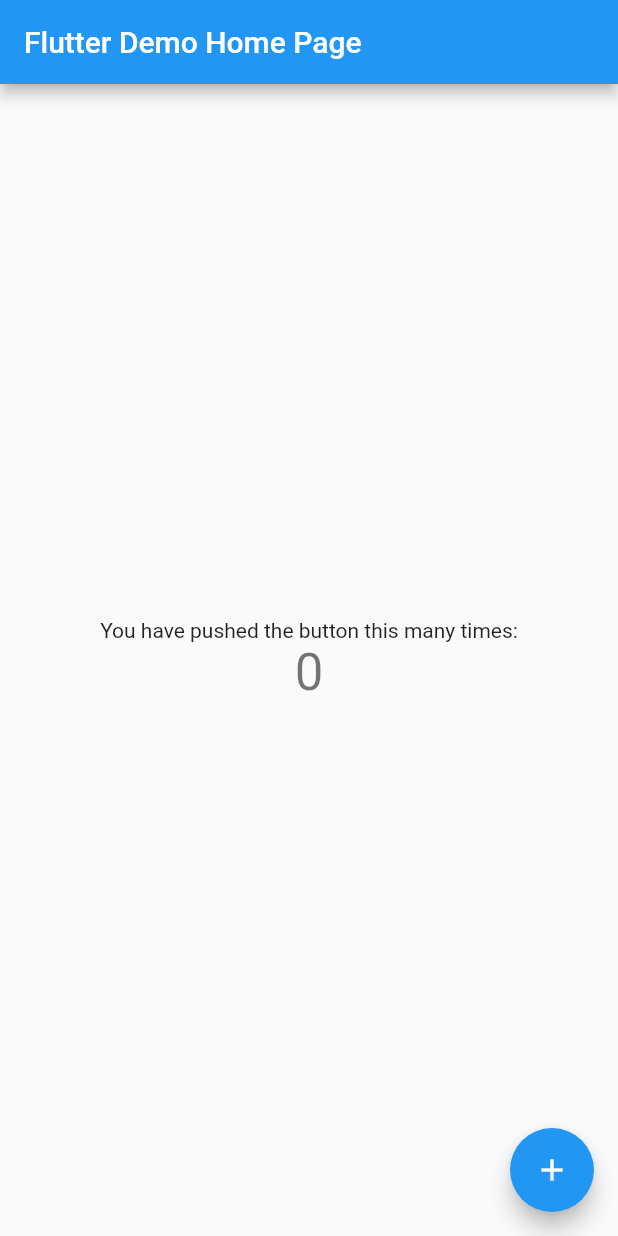
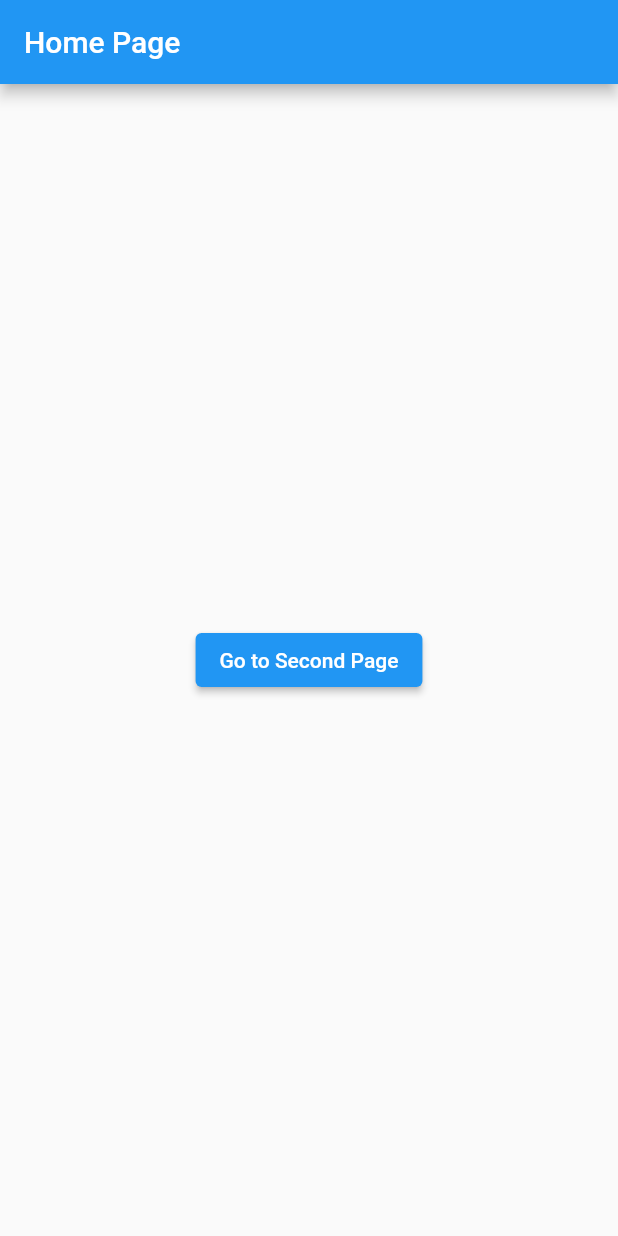
Before and after one commit to ToddHerron/pennies-from-heaven, a Flutter app: the screen it shows after launch, on a phone screen of 412 x 824 dp. Run offline on Flutter 3.47's test engine with Material 2 defaults, Android fonts, the phone set to English and light mode, and no system bars; our stand-ins replace firebase_core; accounts and stored records are empty.

Commit message:
Remove flutter install boilerplate | Add dummy routes

```diff
--- a/pennies_from_heaven/lib/main.dart
+++ b/pennies_from_heaven/lib/main.dart
@@ -1,4 +1,6 @@
 import 'package:flutter/material.dart';
+import 'screens/home_page.dart';
+import 'screens/second_page.dart';
 
 void main() {
   runApp(const MyApp());
@@ -10,106 +12,9 @@
   // This widget is the root of your application.
   @override
   Widget build(BuildContext context) {
-    return MaterialApp(
-      title: 'Flutter Demo',
-      theme: ThemeData(
-        // This is the theme of your application.
-        //
-        // Try running your application with "flutter run". You'll see the
-        // application has a blue toolbar. Then, without quitting the app, try
-        // changing the primarySwatch below to Colors.green and then invoke
-        // "hot reload" (press "r" in the console where you ran "flutter run",
-        // or simply save your changes to "hot reload" in a Flutter IDE).
-        // Notice that the counter didn't reset back to zero; the application
-        // is not restarted.
-        primarySwatch: Colors.blue,
-      ),
-      home: const MyHomePage(title: 'Flutter Demo Home Page'),
-    );
+    return MaterialApp(routes: {
+      '/': (context) => const HomePage(),
+      '/second': (context) => const SecondPage(),
+    });
   }
 }
-
-class MyHomePage extends StatefulWidget {
-  const MyHomePage({Key? key, required this.title}) : super(key: key);
-
-  // This widget is the home page of your application. It is stateful, meaning
-  // that it has a State object (defined below) that contains fields that affect
-  // how it looks.
-
-  // This class is the configuration for the state. It holds the values (in this
-  // case the title) provided by the parent (in this case the App widget) and
-  // used by the build method of the State. Fields in a Widget subclass are
-  // always marked "final".
-
-  final String title;
-
-  @override
-  State<MyHomePage> createState() => _MyHomePageState();
-}
-
-class _MyHomePageState extends State<MyHomePage> {
-  int _counter = 0;
-
-  void _incrementCounter() {
-    setState(() {
-      // This call to setState tells the Flutter framework that something has
-      // changed in this State, which causes it to rerun the build method below
-      // so that the display can reflect the updated values. If we changed
-      // _counter without calling setState(), then the build method would not be
-      // called again, and so nothing would appear to happen.
-      _counter++;
-    });
-  }
-
-  @override
-  Widget build(BuildContext context) {
-    // This method is rerun every time setState is called, for instance as done
-    // by the _incrementCounter method above.
-    //
-    // The Flutter framework has been optimized to make rerunning build methods
-    // fast, so that you can just rebuild anything that needs updating rather
-    // than having to individually change instances of widgets.
-    return Scaffold(
-      appBar: AppBar(
-        // Here we take the value from the MyHomePage object that was created by
-        // the App.build method, and use it to set our appbar title.
-        title: Text(widget.title),
-      ),
-      body: Center(
-        // Center is a layout widget. It takes a single child and positions it
-        // in the middle of the parent.
-        child: Column(
-          // Column is also a layout widget. It takes a list of children and
-          // arranges them vertically. By default, it sizes itself to fit its
-          // children horizontally, and tries to be as tall as its parent.
-          //
-          // Invoke "debug painting" (press "p" in the console, choose the
-          // "Toggle Debug Paint" action from the Flutter Inspector in Android
-          // Studio, or the "Toggle Debug Paint" command in Visual Studio Code)
-          // to see the wireframe for each widget.
-          //
-          // Column has various properties to control how it sizes itself and
-          // how it positions its children. Here we use mainAxisAlignment to
-          // center the children vertically; the main axis here is the vertical
-          // axis because Columns are vertical (the cross axis would be
-          // horizontal).
-          mainAxisAlignment: MainAxisAlignment.center,
-          children: <Widget>[
-            const Text(
-              'You have pushed the button this many times:',
-            ),
-            Text(
-              '$_counter',
-              style: Theme.of(context).textTheme.headline4,
-            ),
-          ],
-        ),
-      ),
-      floatingActionButton: FloatingActionButton(
-        onPressed: _incrementCounter,
-        tooltip: 'Increment',
-        child: const Icon(Icons.add),
-      ), // This trailing comma makes auto-formatting nicer for build methods.
-    );
-  }
-}
--- /dev/null
+++ b/pennies_from_heaven/lib/screens/home_page.dart
@@ -0,0 +1,22 @@
+import 'package:flutter/material.dart';
+
+class HomePage extends StatelessWidget {
+  const HomePage({Key? key}) : super(key: key);
+
+  @override
+  Widget build(BuildContext context) {
+    return Scaffold(
+      appBar: AppBar(
+        title: const Text('Home Page'),
+      ),
+      body: Center(
+        child: ElevatedButton(
+          child: const Text('Go to Second Page'),
+          onPressed: () {
+            Navigator.of(context).pushNamed('/second');
+          },
+        ),
+      ),
+    );
+  }
+}
--- /dev/null
+++ b/pennies_from_heaven/lib/screens/second_page.dart
@@ -0,0 +1,17 @@
+import 'package:flutter/material.dart';
+
+class SecondPage extends StatelessWidget {
+  const SecondPage({Key? key}) : super(key: key);
+
+  @override
+  Widget build(BuildContext context) {
+    return Scaffold(
+      appBar: AppBar(
+        title: const Text('Second Page'),
+      ),
+      body: const Center(
+        child: Text('Second Page'),
+      ),
+    );
+  }
+}
```
